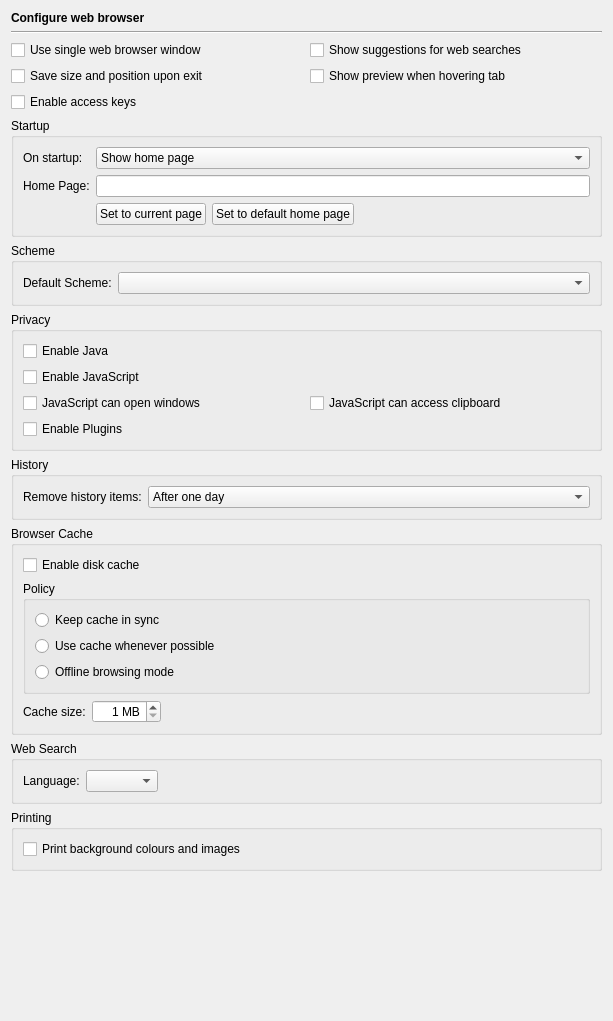
testmana2/test, file Preferences/ConfigurationPages/HelpWebBrowserPage.ui: the form before one commit.
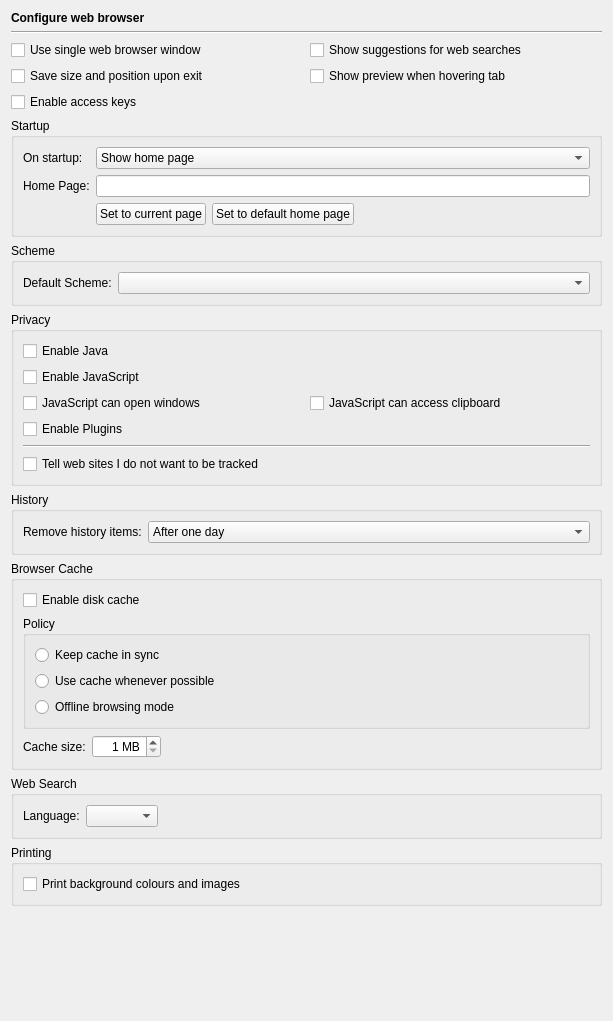
The form after the commit.

Commit message: Added the "Do Not Track" feature.

The edit to the form file:
```diff
--- a/Preferences/ConfigurationPages/HelpWebBrowserPage.ui
+++ b/Preferences/ConfigurationPages/HelpWebBrowserPage.ui
@@ -206,7 +206,7 @@
       <string>Privacy</string>
      </property>
      <layout class="QGridLayout" name="gridLayout">
-      <item row="0" column="0">
+      <item row="0" column="0" colspan="2">
        <widget class="QCheckBox" name="javaCheckBox">
         <property name="toolTip">
          <string>Select to enable Java</string>
@@ -216,7 +216,7 @@
         </property>
        </widget>
       </item>
-      <item row="1" column="0">
+      <item row="1" column="0" colspan="2">
        <widget class="QCheckBox" name="javaScriptCheckBox">
         <property name="toolTip">
          <string>Select to enable JavaScript</string>
@@ -246,7 +246,7 @@
         </property>
        </widget>
       </item>
-      <item row="3" column="0">
+      <item row="3" column="0" colspan="2">
        <widget class="QCheckBox" name="pluginsCheckBox">
         <property name="toolTip">
          <string>Select to enable plugins in web pages</string>
@@ -256,6 +256,23 @@
         </property>
        </widget>
       </item>
+      <item row="4" column="0" colspan="2">
+       <widget class="Line" name="line">
+        <property name="orientation">
+         <enum>Qt::Horizontal</enum>
+        </property>
+       </widget>
+      </item>
+      <item row="5" column="0" colspan="2">
+       <widget class="QCheckBox" name="doNotTrackCheckBox">
+        <property name="toolTip">
+         <string>Select to enabled the &quot;Do Not Track&quot; feature</string>
+        </property>
+        <property name="text">
+         <string>Tell web sites I do not want to be tracked</string>
+        </property>
+       </widget>
+      </item>
      </layout>
     </widget>
    </item>
```
Left out of the diff: 3 changed lines with no effect on the pictures. The commit also changes 4 other files.
